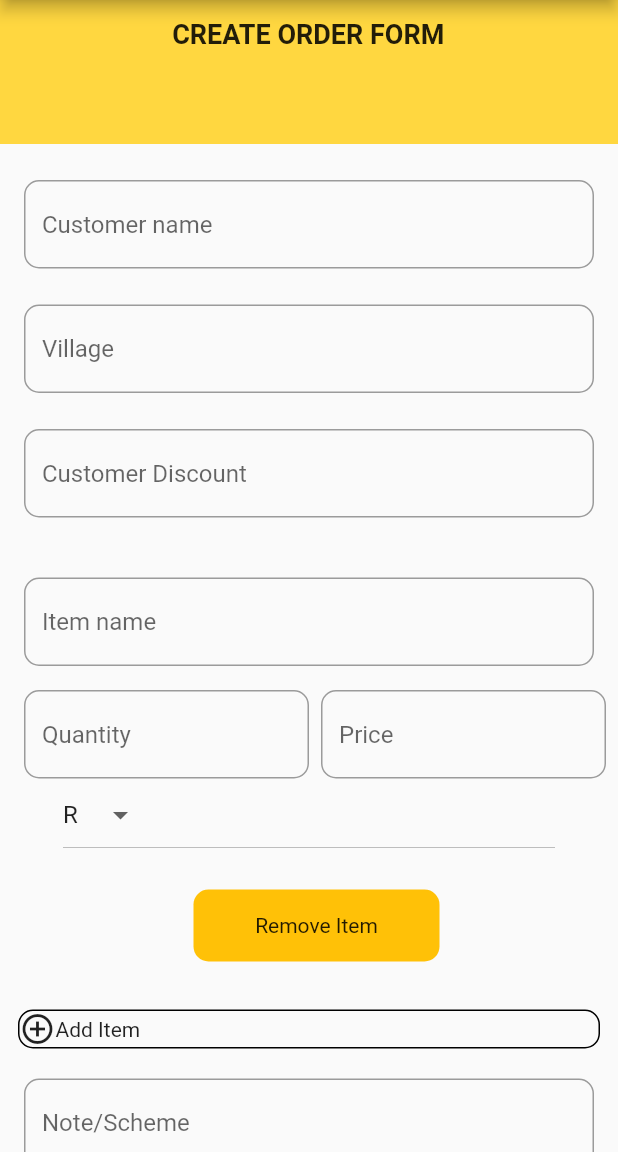
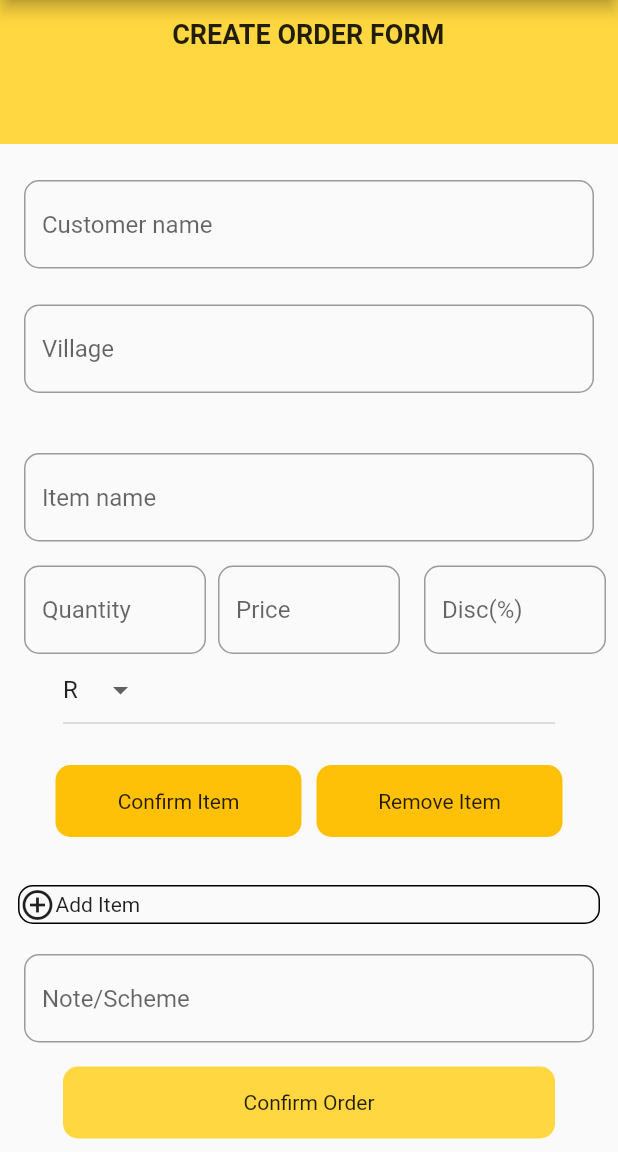
Before and after one commit to brughwani/swift_form, a Flutter app: the OrderForm screen opened directly with empty values, after a tap on "Add Item", on a phone screen of 412 x 824 dp, the part 84-1236 px from its top. Run offline on Flutter 3.47's test engine with Material 2 defaults, Android fonts, the phone set to English and light mode, and no system bars; drawn by our look-alikes of searchfield; our stand-ins replace carousel_slider, file_picker, firebase_auth, firebase_core, fluttertoast, google_fonts and 4 more; missing offline and left inert: excel, syncfusion_flutter_pdfviewer; accounts and stored records are empty; network calls fail; project files that could hold a hidden picture were left out.

Commit message:
final app version

```diff
--- /dev/null
+++ b/lib/config/config.dart
@@ -0,0 +1,14 @@
+class Config {
+  final String apiUrl;
+  final bool isDebug;
+
+  Config({required this.apiUrl, required this.isDebug});
+
+  static const  bool _configIsProd = bool.fromEnvironment('dart.vm.product');
+  static String prodEndpoint  = 'https://api.swiftform.in';
+  static String devEndpoint  = 'http://127.0.0.1:3000';
+
+  static String get getBaseUrl {
+    return _configIsProd ? prodEndpoint : devEndpoint;
+  }
+}
--- /dev/null
+++ b/lib/config/config_dev.dart
@@ -0,0 +1,6 @@
+import 'config.dart';
+
+// config_prod.dart
+class DevConfig extends Config {
+  DevConfig() : super(apiUrl: 'http://127.0.0.1:3000', isDebug: true);
+}
--- /dev/null
+++ b/lib/config/config_prod.dart
@@ -0,0 +1,6 @@
+import 'config.dart';
+
+// config_prod.dart
+class ProdConfig extends Config {
+  ProdConfig() : super(apiUrl: 'api.swiftform.in', isDebug: false);
+}
--- a/lib/main.dart
+++ b/lib/main.dart
@@ -2,16 +2,21 @@ import 'package:firebase_core/firebase_core.dart';
 import 'package:flutter/material.dart';
 import 'package:swift_form/controller/OrderformItem.dart';
 import 'package:swift_form/model/customer.dart';
+import 'package:swift_form/model/itemdata.dart';
 //import 'package:swift_form/model/order.dart';
 import 'controller/Orderitem.dart';
 import 'package:swift_form/model/product.dart';
 //import 'package:swift_form/model/Salesman.dart';
 //import 'package:swift_form/model/Phoneauth.dart';
-import 'view/SwiftFormLogin.dart';
+//import 'view/SwiftFormLogin.dart';
 import 'package:provider/provider.dart';
 import 'view/SwiftFormGoogle.dart';
+// import 'config/config_prod.dart' as prod;
+// import 'config/config_dev.dart' as dev;
+// import 'config/config.dart';
+Future<void> main() async {
 
-Future<void> main() async {
+
   WidgetsFlutterBinding.ensureInitialized();
   //final  s=Salesman(email: "", phone: "", name:"");
   await Firebase.initializeApp();
@@ -19,8 +24,8 @@ Future<void> main() async {
 }
 
 class MyApp extends StatelessWidget {
-  const MyApp({super.key});
-  //final Salesman s;
+   MyApp({super.key});
+
 
   // This widget is the root of your application.
 
@@ -30,7 +35,8 @@ class MyApp extends StatelessWidget {
       ChangeNotifierProvider<OrderFormItem>(create:(context) =>  OrderFormItem(),),
     ChangeNotifierProvider<CustomerProvider>(create:(context) => CustomerProvider()),
     ChangeNotifierProvider<ProductProvider>( create:(context) => ProductProvider()),
-    ChangeNotifierProvider(create: (context)=>OrderItemProvider())
+    ChangeNotifierProvider(create: (context)=>OrderItemProvider()),
+    ChangeNotifierProvider(create: ((context) => ItemData()))
     ],
 
 
--- a/lib/model/customer.dart
+++ b/lib/model/customer.dart
@@ -1,5 +1,5 @@
 import 'dart:convert';
-
+import 'package:swift_form/config/config.dart';
 import 'package:flutter/material.dart';
 import 'package:http/http.dart' as http;
 class Customer {
@@ -23,13 +23,14 @@ class CustomerProvider with ChangeNotifier {
   void fetchCustomers(String auth) async {
     final url = 'http://10.0.2.2:3000/api/v1/customers';
     final url2="http://127.0.0.1:3000/api/v1/customers";
+    var url3="${Config.getBaseUrl}/api/v1/customers";
     final Map<String, String>? headers = {
       'Authorization': auth,
       // Add any other required headers,
       'Content-Type':'application/json'
     };
     try {
-      http.Response response = await http.get(Uri.parse(url2),headers: headers);
+      http.Response response = await http.get(Uri.parse(url3),headers: headers);
       if (response.statusCode == 200) {
         final List<dynamic> data = json.decode(response.body);
        // print(data);
--- /dev/null
+++ b/lib/model/itemdata.dart
@@ -0,0 +1,18 @@
+import 'package:flutter/material.dart';
+
+class ItemData extends ChangeNotifier {
+  String _pId = "";
+  double _qty = 0;
+  double _disc=0;
+
+  String get pId => _pId;
+  double get qty => _qty;
+  double get disc=> _disc;
+
+  void updateValues(String newPId, double newQty,double newdisc) {
+    _pId = newPId;
+    _qty = newQty;
+    _disc=newdisc;
+    notifyListeners();
+  }
+}
--- a/lib/model/itemwidget.dart
+++ b/lib/model/itemwidget.dart
@@ -8,20 +8,51 @@ import 'product.dart';
 import '../controller/OrderformItem.dart';
 import 'order.dart';
 import 'package:swift_form/view/Orderform.dart';
-import 'package:swift_form/controller/Orderitem.dart';
-class Confirmbutton extends StatelessWidget {
-  const Confirmbutton({Key? key, required this.p_id, required this.qty})
+//import 'package:swift_form/controller/Orderitem.dart';
+import 'itemdata.dart';
+ String pId = "";
+  double qty=0;
+  double disc=0;
+class Confirmbutton extends StatefulWidget {
+   Confirmbutton({Key? key})
       : super(key: key);
 
-  final String p_id;
-  final String qty;
-  final bool isPressed = false;
+
+  @override
+  State<Confirmbutton> createState() => _ConfirmbuttonState();
+}
+
+class _ConfirmbuttonState extends State<Confirmbutton> {
+  //final bool isPressed = false;
+  Color _buttonColor = Colors.amber;
 
   @override
   Widget build(BuildContext context) {
+    OrderItemProvider orderitem = Provider.of<OrderItemProvider>(context);
+    final itemData = Provider.of<ItemData>(context);
+    double qty = itemData.qty;
+    String pId = itemData.pId;
+    double disc=itemData.disc;
+
+    // final itemData = Provider.of<ItemData>(context);
+    // double qty = itemData.qty;
+    // String pId = itemData.pId;
+
+
     return InkWell(
       onTap: () {
-        // print(p_id);
+        setState(() {
+_buttonColor=Colors.grey;
+        });
+
+
+ //itemData.updateValues(pId,qty);
+
+// print(oI.itemId);
+        // print(widget.p_id);
+        // print(widget.qty);
+       orderitem.addOrderItem(OrderItem(itemId: double.tryParse(pId) ?? 0, quantity: qty,discount: disc));
+
         // print(qty);
        //productorder.add(Tuple2(double.parse(p_id),OrderItem(itemId: double.parse(p_id), quantity: double.parse(qty))));
     // print(productorder);
@@ -31,7 +62,7 @@ class Confirmbutton extends StatelessWidget {
         width: 164,
         alignment: Alignment.center,
         decoration: BoxDecoration(
-            color: Colors.amber, borderRadius: BorderRadius.circular(10)),
+            color: _buttonColor, borderRadius: BorderRadius.circular(10)),
         child: const Text("Confirm Item"),
       ),
     );
@@ -39,26 +70,27 @@ class Confirmbutton extends StatelessWidget {
 }
 
 class RemoveButton extends StatelessWidget {
-  RemoveButton({required this.k,required this.pId,required this.qty}) : super(key: k);
+  RemoveButton({required this.k}) : super(key: k);
 
   final Key k;
-  String pId;
-  double qty;
 
   @override
   Widget build(BuildContext context) {
     var Item = Provider.of<OrderFormItem>(context);
 OrderItemProvider orderitem = Provider.of<OrderItemProvider>(context);
+ final itemData = Provider.of<ItemData>(context);
 
     return InkWell(
       onTap: () {
 
+OrderItem oi=OrderItem(itemId: double.tryParse(itemData.pId) ?? 0, quantity: itemData.qty,discount: itemData.disc);
         // print(itemindex);
 
-        print(qty);
-        orderitem.removeOrderItem(OrderItem(itemId: double.tryParse(pId) ?? 0, quantity: qty));
+        //print(qty);
+
+        orderitem.removeOrderItem(oi);
         Item.removeitem(k);
-        print(orderitem.orderitems.length);
+        //print(orderitem.orderitems.length);
 
         //productorder.rem
         //productorder.remove(value.);
@@ -101,6 +133,7 @@ class _BilltypeState extends State<Billtype> {
         onChanged: (String? newValue) {
           setState(() {
             dropdownvalue = newValue!;
+
           });
         },
       ),
@@ -109,8 +142,8 @@ class _BilltypeState extends State<Billtype> {
 }
 
 Widget item({required BuildContext context}) {
-  String pId = "";
-  double qty=0;
+  final itemData = Provider.of<ItemData>(context, listen: false);
+
   List<Product> products =
       Provider.of<ProductProvider>(context, listen: false).products;
 OrderItemProvider orderItemProvider = Provider.of<OrderItemProvider>(context, listen: false);
@@ -142,6 +175,7 @@ OrderItemProvider orderItemProvider = Provider.of<OrderItemProvider>(context, li
               onSuggestionTap: (e) {
                 price.text = "₹${e.item!.price}";
                 pId = e.item!.id;
+                print(pId);
                    // print(orderItemProvider.orderitems);
 
               },
@@ -161,8 +195,10 @@ OrderItemProvider orderItemProvider = Provider.of<OrderItemProvider>(context, li
                       border: OutlineInputBorder(
                           borderRadius: BorderRadius.circular(10))),
                   onChanged: (value) {
-                    qty = double.parse(value);
-                    orderItemProvider.addOrderItem(OrderItem(itemId: double.parse(pId), quantity: qty));
+                    qty = double.tryParse(value) ?? 0;
+
+                    //print(qty);
+                   // orderItemProvider.addOrderItem(OrderItem(itemId: double.parse(pId), quantity: qty));
 
                     //productorder.add(OrderItem(itemId: double.parse(pId), quantity: double.parse(qty)));
                     // // Check if item ID already exists in the list
@@ -209,6 +245,26 @@ OrderItemProvider orderItemProvider = Provider.of<OrderItemProvider>(context, li
                 ),
               ),
             ),
+              Flexible(
+              child: Padding(
+                padding: const EdgeInsets.symmetric(horizontal: 8),
+                child: TextField(
+                  controller: discount,
+                  decoration: InputDecoration(
+                      hintText: "Disc(%)",
+                      border: OutlineInputBorder(
+                          borderRadius: BorderRadius.circular(10))),
+                    onChanged: (value)
+                    {
+
+                      disc=double.tryParse(value) ?? 0;
+                       itemData.updateValues(pId,qty,disc);
+
+
+                    },
+                ),
+              ),
+            ),
           ],
         ),
         const Billtype(),
@@ -217,9 +273,9 @@ OrderItemProvider orderItemProvider = Provider.of<OrderItemProvider>(context, li
               //crossAxisAlignment: CrossAxisAlignment.center,
               mainAxisAlignment: MainAxisAlignment.center,
               children: [
-                //Confirmbutton(p_id: p_id,qty: qty),
+                Confirmbutton(),
                 const SizedBox(width: 10),
-                RemoveButton(k: key,pId: pId,qty: qty)
+                RemoveButton(k: key)
               ]),
         )
       ],
--- a/lib/model/order.dart
+++ b/lib/model/order.dart
@@ -1,24 +1,27 @@
 import 'dart:convert';
 import 'package:http/http.dart';
-import 'package:flutter/material.dart';
+//import 'package:flutter/material.dart';
+import 'package:swift_form/config/config.dart';
 List<OrderItem> orderItems =[];
 class Order {
   final double customerId;
-  final double customerDiscount;
+  final String comments;
+ //final double customerDiscount;
   final List<OrderItem> orderItems;
 
 
 
   Order({
     required this.customerId,
-    required this.customerDiscount,
+    required this.comments,
+   // required this.customerDiscount,
     required this.orderItems,
   });
 
   Map<String, dynamic> toJson() {
     return {
       'customer_id': customerId,
-      'customer_discount': customerDiscount,
+      //'customer_discount': customerDiscount,
       'order_items_attributes': orderItems.map((item) => item.toJson())
           .toList(),
     };
@@ -27,10 +30,11 @@ class Order {
   async {
     var url="http://10.0.2.2:3000/api/v1/order_forms";
     var url2="http://127.0.0.1:3000/api/v1/order_forms";
+    var url3="${Config.getBaseUrl}/api/v1/order_forms";
     //final List<OrderItem> orderItems =[];
     String body=jsonEncode({
       "customer_id":double.parse(c_id),
-      "discount":double.parse(discount),
+      "discount":double.tryParse(discount) ?? 0,
       'order_items_attributes': orderItems.map((item) => item.toJson()).toList(),
     });
     print(body);
@@ -40,7 +44,7 @@ class Order {
       'Content-Type':'application/json'
     };
     final response = await post(
-      Uri.parse(url2),
+      Uri.parse(url3),
       headers: headers,
        body:body,
     );
@@ -52,13 +56,16 @@ class Order {
 class OrderItem {
   final double itemId;
   final double quantity;
+  final double discount;
 
-  OrderItem({required this.itemId, required this.quantity});
+  OrderItem({required this.itemId, required this.quantity,required this.discount});
 
   Map<String, dynamic> toJson() {
     return {
       'item_id': itemId,
       'quantity': quantity,
+      'discount':discount
+
     };
   }
 }
--- a/lib/model/product.dart
+++ b/lib/model/product.dart
@@ -1,6 +1,6 @@
 import 'package:http/http.dart';
 import 'dart:convert';
-
+import 'package:swift_form/config/config.dart';
 import 'package:flutter/material.dart';
 
 class Product
@@ -18,13 +18,14 @@ class ProductProvider with ChangeNotifier
   {
     final url = 'http://10.0.2.2:3000/api/v1/customers';
     final url2="http://127.0.0.1:3000/api/v1/items";
+    var url3="${Config.getBaseUrl}/api/v1/items";
     final Map<String, String>? headers = {
       'Authorization': auth,
       // Add any other required headers,
       'Content-Type':'application/json'
     };
     try {
-      Response response = (await get(Uri.parse(url2),headers: headers));
+      Response response = (await get(Uri.parse(url3),headers: headers));
       if (response.statusCode == 200) {
         final List<dynamic> data = json.decode(response.body);
         //print(data);
--- a/lib/view/Orderform.dart
+++ b/lib/view/Orderform.dart
@@ -12,6 +12,7 @@ import 'package:swift_form/controller/Orderitem.dart';
 
 //final TextEditingController searchController = TextEditingController();
 TextEditingController village = TextEditingController();
+TextEditingController comments= TextEditingController();
 
 TextEditingController discount = TextEditingController();
 //String _searchText = '';
@@ -44,7 +45,8 @@ class _ConfirmlistState extends State<Confirmlist> {
 
     Order order = Order(
   customerId: double.tryParse(c_id) ?? 0,
-  customerDiscount: double.tryParse(discount.text) ?? 0,
+  comments: comments.text,
+  //customerDiscount: double.tryParse(discount.text) ?? 0,
   orderItems: orderitems,
 );
 
@@ -52,7 +54,7 @@ class _ConfirmlistState extends State<Confirmlist> {
       onTap: () {
 //CreateOrderForm(c_id,discount.text)
 //print(orderitems);
-        order.CreateOrderForm(c_id, discount.text,
+        order.CreateOrderForm(c_id,comments.text,
             orderitems, widget.authtoken);
         setState(() {
           isPressed = true;
@@ -145,7 +147,7 @@ class _OrderFormState extends State<OrderForm> {
                     onSuggestionTap: (e) {
                       c_id = e.item!.id;
                       village.text = e.item!.address;
-                      discount.text = e.item!.discount.toString();
+                      //discount.text = e.item!.discount.toString();
                     },
                   ),
                 ),
@@ -159,16 +161,16 @@ class _OrderFormState extends State<OrderForm> {
                             borderRadius: BorderRadius.circular(10))),
                   ),
                 ),
-                Padding(
-                  padding: const EdgeInsets.fromLTRB(16, 8, 16, 16),
-                  child: TextField(
-                    controller: discount,
-                    decoration: InputDecoration(
-                        hintText: "Customer Discount",
-                        border: OutlineInputBorder(
-                            borderRadius: BorderRadius.circular(10))),
-                  ),
-                ),
+                // Padding(
+                //   padding: const EdgeInsets.fromLTRB(16, 8, 16, 16),
+                //   child: TextField(
+                //     controller: discount,
+                //     decoration: InputDecoration(
+                //         hintText: "Customer Discount",
+                //         border: OutlineInputBorder(
+                //             borderRadius: BorderRadius.circular(10))),
+                //   ),
+                // ),
                 ...state.widgetlist,
                 Padding(
                   padding: const EdgeInsets.fromLTRB(12, 12, 12, 12),
@@ -194,6 +196,7 @@ class _OrderFormState extends State<OrderForm> {
                 Padding(
                   padding: const EdgeInsets.fromLTRB(16, 8, 16, 16),
                   child: TextField(
+                    controller: comments,
                     decoration: InputDecoration(
                         hintText: "Note/Scheme",
                         border: OutlineInputBorder(
--- a/lib/view/SwiftFormLogin.dart
+++ b/lib/view/SwiftFormLogin.dart
@@ -4,7 +4,10 @@ import 'package:flutter/material.dart';
 import 'package:fluttertoast/fluttertoast.dart';
 import 'package:provider/provider.dart';
 //import 'package:swift_form/model/Salesman.dart';
+import 'package:swift_form/config/config.dart';
+
 import 'package:http/http.dart';
+//import 'package:swift_form/config/config.dart';
 import 'package:shared_preferences/shared_preferences.dart';
 import 'SwiftFormName.dart';
 
@@ -47,7 +50,7 @@ class _SwiftFormLoginState extends State<SwiftFormLogin> {
 
   Future<void> updatephone(String phone) async {
     var url = "http://10.0.2.2:3000/users/update_details";
-    var url2 = "http://127.0.0.1:3000/users/update_details";
+    var url2 = "${Config.getBaseUrl}/users/update_details";
     var body = {"phone_number": "${phone}"};
     //print(widget.authtoken);
     final Map<String, String>? headers = {
```
Also changed, not shown: lib/controller/Orderitem.dart (+14 -12 lines), lib/view/Addcustomer.dart (added, +36 -0 lines), lib/view/SwiftFormGoogle.dart (+56 -52 lines), lib/view/SwiftFormName.dart (+6 -3 lines), lib/view/Swiftform.dart (+84 -6 lines), lib/view/UpdateOrder.dart (+31 -1 lines), lib/view/ViewOrderform.dart (+14 -6 lines), 3 other files.
